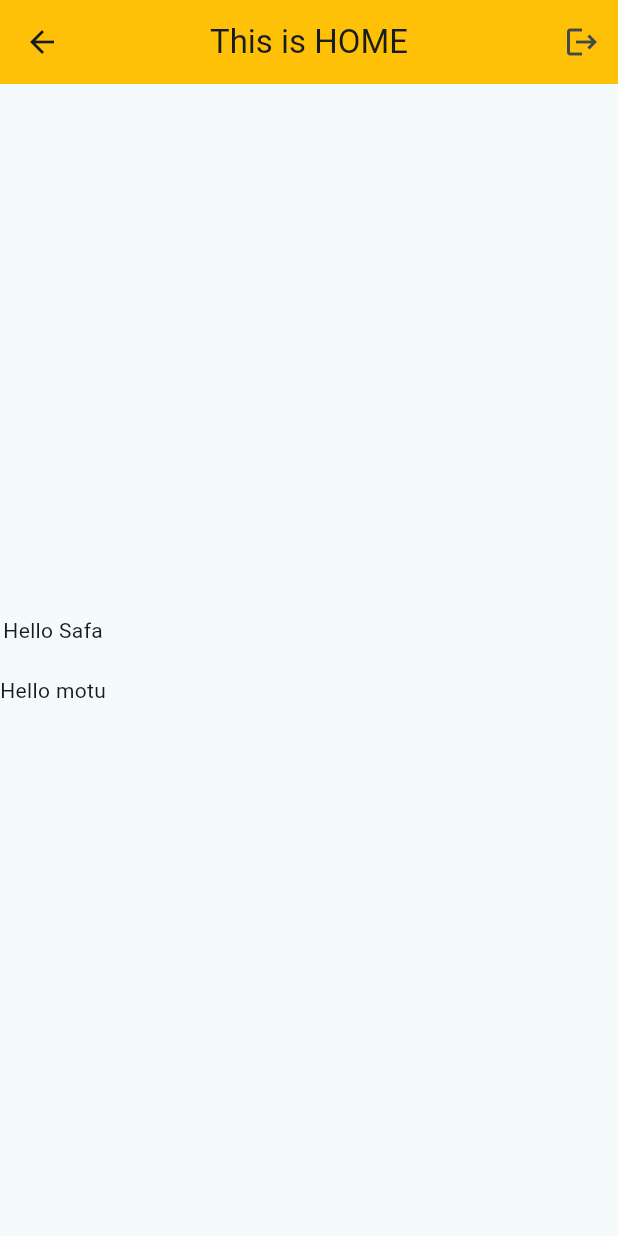
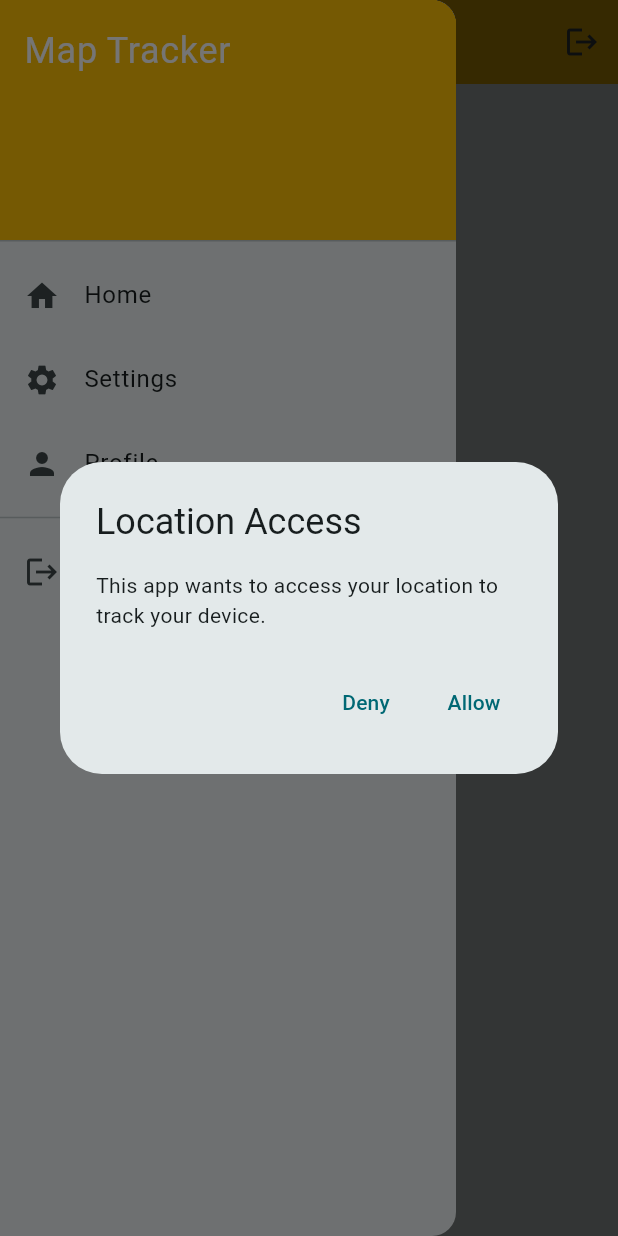
Before and after one commit to AHMED-SAFA/soul_tracker, a Flutter app: the HomePage screen opened by its route, with the side drawer open (before the commit the screen has no drawer), on a phone screen of 412 x 824 dp. Run offline on Flutter 3.47's test engine with Material 3 defaults, Android fonts, the light colour scheme and no system bars; our stand-ins replace cloud_firestore, delightful_toast, device_info_plus, firebase_auth, firebase_core, flutter_dotenv and 4 more; accounts and stored records are empty; network calls fail.

Commit message:
position & device records recorded

```diff
--- /dev/null
+++ b/lib/pages/homePages/home_page.dart
@@ -0,0 +1,150 @@
+import 'dart:io';
+
+import 'package:flutter/material.dart';
+import 'package:fluttertoast/fluttertoast.dart';
+import 'package:get_it/get_it.dart';
+import 'package:map_tracker/services/auth_service.dart';
+import 'package:map_tracker/services/navigation_service.dart';
+import 'package:map_tracker/widgets/navigation_drawer.dart';
+import 'package:map_tracker/widgets/toast_widget.dart';
+import 'package:provider/provider.dart';
+import 'package:cloud_firestore/cloud_firestore.dart';
+
+import '../../providers/device_record_provider.dart';
+import '../../providers/location_provider.dart';
+
+class HomePage extends StatefulWidget {
+  const HomePage({super.key});
+
+  @override
+  State<HomePage> createState() => _HomePageState();
+}
+
+class _HomePageState extends State<HomePage> {
+  late NavigationService _navigationService;
+  late AuthService _authService;
+  final GetIt _getIt = GetIt.instance;
+
+  @override
+  void initState() {
+    super.initState();
+    _authService = _getIt.get<AuthService>();
+    _navigationService = _getIt.get<NavigationService>();
+
+    WidgetsBinding.instance.addPostFrameCallback((_) {
+      _showLocationPermissionDialog();
+    });
+  }
+
+  Future<void> _showLocationPermissionDialog() async {
+    showDialog(
+      context: context,
+      builder: (context) => AlertDialog(
+        title: const Text("Location Access"),
+        content: const Text(
+          "This app wants to access your location to track your device.",
+        ),
+        actions: [
+          TextButton(
+            onPressed: () => Navigator.pop(context),
+            child: const Text("Deny"),
+          ),
+          TextButton(
+            onPressed: () async {
+              Navigator.pop(context);
+              await _initializeTracking();
+            },
+            child: const Text("Allow"),
+          ),
+        ],
+      ),
+    );
+  }
+
+  Future<void> _initializeTracking() async {
+    final deviceProvider = Provider.of<DeviceProvider>(context, listen: false);
+    final locationProvider = Provider.of<LocationProvider>(
+      context,
+      listen: false,
+    );
+
+    await deviceProvider.loadDeviceData();
+    await locationProvider.requestPermission();
+    await locationProvider.fetchLocation();
+
+    final uid = _authService.user?.uid ?? "unknown";
+
+    await FirebaseFirestore.instance.collection('devices').doc(uid).set({
+      'device_model': deviceProvider.deviceModel,
+      'os_version': deviceProvider.osVersion,
+      'ip_address': deviceProvider.ipAddress,
+      'location': {
+        'lat': locationProvider.position?.latitude,
+        'lng': locationProvider.position?.longitude,
+      },
+      'timestamp': FieldValue.serverTimestamp(),
+    });
+  }
+
+  @override
+  Widget build(BuildContext context) {
+    final device = Provider.of<DeviceProvider>(context);
+    final location = Provider.of<LocationProvider>(context);
+
+    return Scaffold(
+      appBar: AppBar(
+        title: const Text("Soul Tracker"),
+        backgroundColor: Colors.amber,
+        centerTitle: true,
+        actions: [
+          IconButton(
+            icon: const Icon(Icons.logout),
+            tooltip: 'Logout',
+            onPressed: () async {
+              try {
+                await _authService.logout();
+                if (!mounted) return;
+                ToastWidget.show(
+                  context: context,
+                  title: "Logged out successfully",
+                  subtitle: "See you soon!",
+                  iconColor: Colors.black,
+                  backgroundColor: Colors.green,
+                  icon: Icons.logout,
+                );
+                _navigationService.pushReplacementNamed("/login");
+              } catch (e) {
+                Fluttertoast.showToast(
+                  msg: 'Logout failed: $e',
+                  toastLength: Toast.LENGTH_LONG,
+                  gravity: ToastGravity.BOTTOM,
+                  backgroundColor: Colors.red,
+                  textColor: Colors.white,
+                  fontSize: 14.0,
+                );
+                debugPrint("Logout Error: $e");
+              }
+            },
+          ),
+        ],
+      ),
+      drawer: const NavigationDrawerWidget(),
+      body: Center(
+        child: Column(
+          mainAxisAlignment: MainAxisAlignment.center,
+          children: [
+            Text("Device: ${device.deviceModel}"),
+            Text("OS: ${device.osVersion}"),
+            Text("IP: ${device.ipAddress}"),
+            if (location.position != null)
+              Text(
+                "Location: ${location.position!.latitude}, ${location.position!.longitude}",
+              ),
+            if (!location.locationGranted)
+              const Text("Location permission not granted"),
+          ],
+        ),
+      ),
+    );
+  }
+}
--- a/lib/pages/home_page.dart
+++ /dev/null
@@ -1,78 +0,0 @@
-import 'package:flutter/material.dart';
-import 'package:fluttertoast/fluttertoast.dart';
-import 'package:get_it/get_it.dart';
-import 'package:map_tracker/services/auth_service.dart';
-import 'package:map_tracker/services/navigation_service.dart';
-
-import '../widgets/toast_widget.dart';
-
-class HomePage extends StatefulWidget {
-  const HomePage({super.key});
-
-  @override
-  State<HomePage> createState() => _HomePageState();
-}
-
-class _HomePageState extends State<HomePage> {
-  late NavigationService _navigationService;
-  late AuthService _authService;
-  final GetIt _getIt = GetIt.instance;
-
-  @override
-  void initState() {
-    super.initState();
-    _authService = GetIt.I<AuthService>();
-    _navigationService = _getIt.get<NavigationService>();
-  }
-
-  @override
-  Widget build(BuildContext context) {
-    return Scaffold(
-      appBar: AppBar(
-        title: const Text("This is HOME"),
-        backgroundColor: Colors.amber,
-        centerTitle: true,
-        actions: [
-          IconButton(
-            icon: const Icon(Icons.logout),
-            tooltip: 'Logout',
-            onPressed: () async {
-              try {
-                await _authService.logout();
-                if (!mounted) return;
-                ToastWidget.show(
-                  context: context,
-                  title: "Logged out successfully",
-                  subtitle: "See you soon!",
-                  iconColor: Colors.black,
-                  backgroundColor: Colors.green,
-                  icon: Icons.logout,
-                );
-                _navigationService.pushReplacementNamed("/login");
-              } catch (e) {
-                Fluttertoast.showToast(
-                  msg: 'Logout failed: $e',
-                  toastLength: Toast.LENGTH_LONG,
-                  gravity: ToastGravity.BOTTOM,
-                  backgroundColor: Colors.red,
-                  textColor: Colors.white,
-                  fontSize: 14.0,
-                );
-                debugPrint("Logout Error: $e");
-              }
-            },
-          ),
-        ],
-      ),
-      body: Column(
-        crossAxisAlignment: CrossAxisAlignment.center,
-        mainAxisAlignment: MainAxisAlignment.center,
-        children: [
-          Text("Hello Safa"),
-          SizedBox(height: 20),
-          Text("Hello motu"),
-        ],
-      ),
-    );
-  }
-}
--- /dev/null
+++ b/lib/providers/location_provider.dart
@@ -0,0 +1,32 @@
+import 'package:flutter/material.dart';
+import 'package:geolocator/geolocator.dart';
+
+class LocationProvider with ChangeNotifier {
+  Position? _position;
+  bool _locationGranted = false;
+
+  Position? get position => _position;
+  bool get locationGranted => _locationGranted;
+
+  Future<void> requestPermission() async {
+    LocationPermission permission = await Geolocator.checkPermission();
+    if (permission == LocationPermission.denied ||
+        permission == LocationPermission.deniedForever) {
+      permission = await Geolocator.requestPermission();
+    }
+    _locationGranted =
+        (permission == LocationPermission.always ||
+        permission == LocationPermission.whileInUse);
+    notifyListeners();
+  }
+
+  Future<void> fetchLocation() async {
+    if (!_locationGranted) {
+      await requestPermission();
+    }
+    if (_locationGranted) {
+      _position = await Geolocator.getCurrentPosition();
+      notifyListeners();
+    }
+  }
+}
--- a/lib/services/auth_service.dart
+++ b/lib/services/auth_service.dart
@@ -56,7 +56,6 @@ class AuthService {
     String? name,
     String? profileImageUrl,
   }) async {
-    // Validate password confirmation
     if (password != confirmPassword) {
       throw FirebaseAuthException(
         code: 'passwords-do-not-match',
@@ -64,7 +63,6 @@ class AuthService {
       );
     }
 
-    // Validate password strength
     if (password.length < 6) {
       throw FirebaseAuthException(
         code: 'weak-password',
@@ -73,7 +71,6 @@ class AuthService {
     }
 
     try {
-      // Create user with Firebase Auth
       final credential = await _firebaseAuth.createUserWithEmailAndPassword(
         email: email,
         password: password,
@@ -82,12 +79,10 @@ class AuthService {
       if (credential.user != null) {
         _user = credential.user;
 
-        // Update display name if provided
         if (name != null && name.isNotEmpty) {
           await credential.user!.updateDisplayName(name);
         }
 
-        // Save additional user data to Firestore
         await _saveUserDataToFirestore(
           uid: credential.user!.uid,
           email: email,
--- a/lib/services/navigation_service.dart
+++ b/lib/services/navigation_service.dart
@@ -1,7 +1,8 @@
 import 'package:flutter/material.dart';
 import 'package:map_tracker/pages/authPages/login_page.dart';
 import 'package:map_tracker/pages/authPages/register_page.dart';
-import 'package:map_tracker/pages/home_page.dart';
+import 'package:map_tracker/pages/homePages/home_page.dart';
+import 'package:map_tracker/pages/homePages/user_profile.dart';
 
 class NavigationService {
   late GlobalKey<NavigatorState> _navigatorKey;
@@ -10,6 +11,7 @@ class NavigationService {
     "/login": (context) => const Login(),
     "/register": (context) => const RegisterPage(),
     "/home": (context) => const HomePage(),
+    "/profile": (context) => const UserProfile(),
   };
 
   GlobalKey<NavigatorState>? get navigatorKey {
--- a/lib/widgets/navigation_drawer.dart
+++ b/lib/widgets/navigation_drawer.dart
@@ -0,0 +1,85 @@
+import 'package:flutter/material.dart';
+import 'package:get_it/get_it.dart';
+import 'package:map_tracker/services/auth_service.dart';
+import 'package:map_tracker/services/navigation_service.dart';
+import 'package:fluttertoast/fluttertoast.dart';
+import 'toast_widget.dart';
+
+class NavigationDrawerWidget extends StatelessWidget {
+  const NavigationDrawerWidget({super.key});
+
+  @override
+  Widget build(BuildContext context) {
+    final AuthService _authService = GetIt.I<AuthService>();
+    final NavigationService _navigationService = GetIt.I<NavigationService>();
+
+    return Drawer(
+      child: ListView(
+        padding: EdgeInsets.zero,
+        children: [
+          const DrawerHeader(
+            decoration: BoxDecoration(color: Colors.amber),
+            child: Text(
+              'Map Tracker',
+              style: TextStyle(color: Colors.white, fontSize: 24),
+            ),
+          ),
+          ListTile(
+            leading: const Icon(Icons.home),
+            title: const Text('Home'),
+            onTap: () {
+              Navigator.pop(context);
+            },
+          ),
+          ListTile(
+            leading: const Icon(Icons.settings),
+            title: const Text('Settings'),
+            onTap: () {
+              Navigator.pop(context);
+              // Add navigation to settings page
+            },
+          ),
+          ListTile(
+            leading: const Icon(Icons.person),
+            title: const Text('Profile'),
+            onTap: () {
+              _navigationService.pushNamed('/profile');
+              // Add navigation to profile page
+            },
+          ),
+          const Divider(),
+          ListTile(
+            leading: const Icon(Icons.logout),
+            title: const Text('Logout'),
+            onTap: () async {
+              Navigator.pop(context);
+              try {
+                await _authService.logout();
+                if (!context.mounted) return;
+                ToastWidget.show(
+                  context: context,
+                  title: "Logged out successfully",
+                  subtitle: "See you soon!",
+                  iconColor: Colors.black,
+                  backgroundColor: Colors.green,
+                  icon: Icons.logout,
+                );
+                _navigationService.pushReplacementNamed("/login");
+              } catch (e) {
+                Fluttertoast.showToast(
+                  msg: 'Logout failed: $e',
+                  toastLength: Toast.LENGTH_LONG,
+                  gravity: ToastGravity.BOTTOM,
+                  backgroundColor: Colors.red,
+                  textColor: Colors.white,
+                  fontSize: 14.0,
+                );
+                debugPrint("Logout Error: $e");
+              }
+            },
+          ),
+        ],
+      ),
+    );
+  }
+}
--- a/pubspec.yaml
+++ b/pubspec.yaml
@@ -33,9 +33,10 @@ dependencies:
   # Location tracking (foreground + background)
   geolocator: ^11.0.0
   location: ^5.0.3
+  device_info_plus: ^11.5.0
 
   # Background tasks
-#  background_fetch: ^1.2.2
+  #  background_fetch: ^1.2.2
   flutter_background: ^1.2.0
 
   # Maps
```
Also changed, not shown: lib/main.dart (+12 -1 lines), lib/pages/homePages/user_profile.dart (added, +208 -0 lines), lib/providers/device_record_provider.dart (added, +48 -0 lines), lib/providers/user_provider.dart (added, +59 -0 lines), pubspec.lock.
